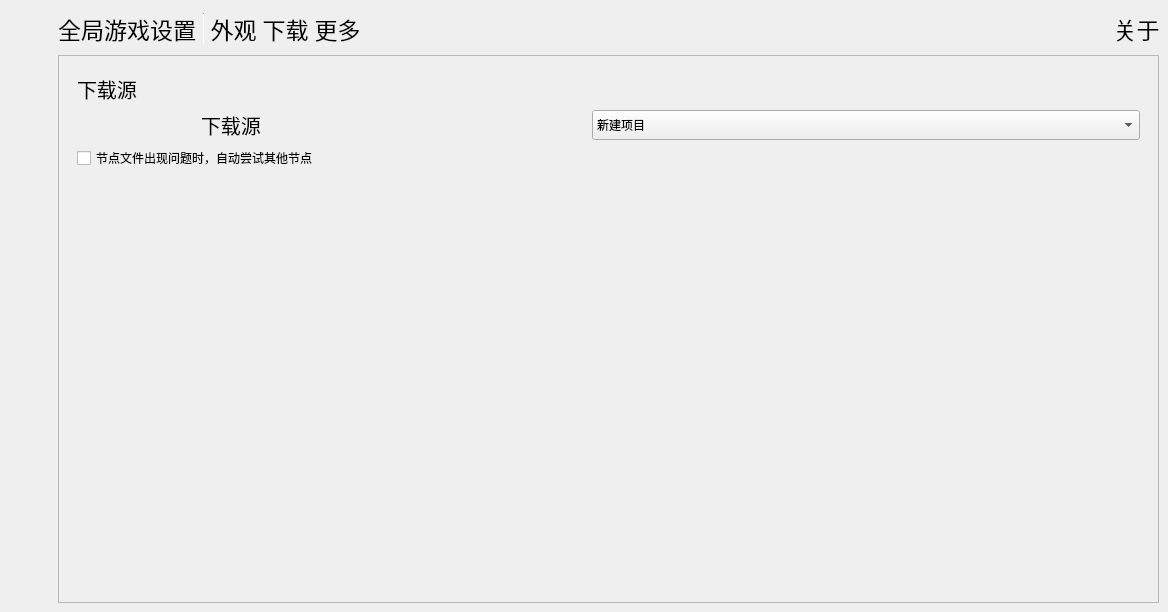
This is UI/MainWindow/MainWindow.ui in SkyWorldStudio/Minecraft-Optimal-Starter_3 as Qt 5 draws it before an edit. The edited form follows.
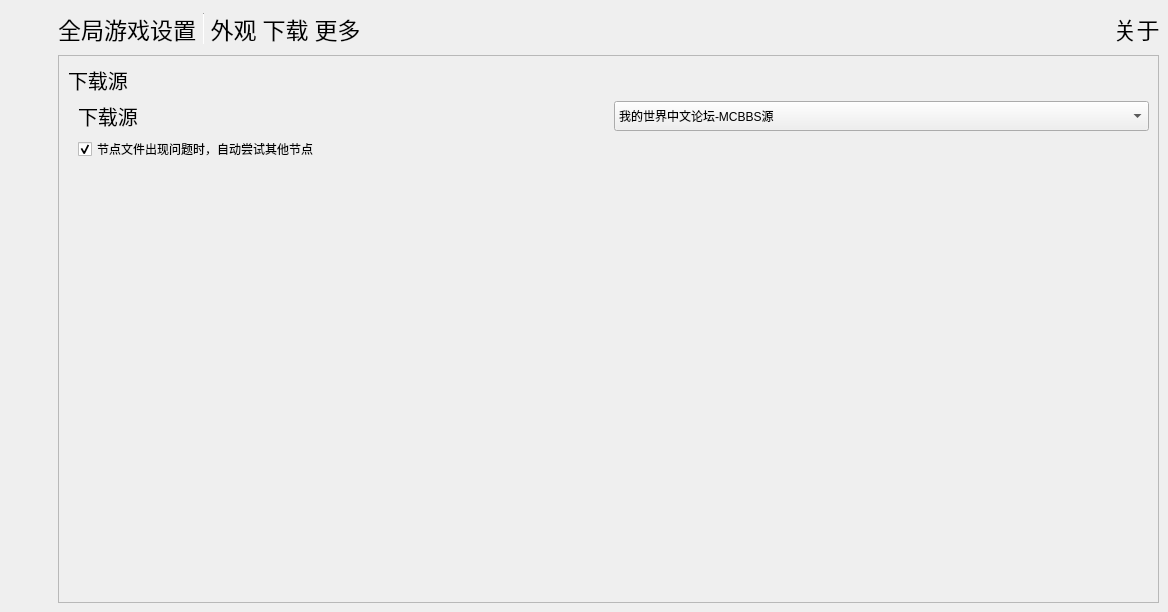
This is the edited form. The open tabs and pages were chosen to show the change. Icons and pictures are not drawn. Custom widgets are drawn as their Qt base class.

Commit message: 📝 :重新设计设置页面UI 100% 📝 :下载页面UI 30% 📝 :删除游戏 80%    ｜-----游戏文件夹列表100%    ｜-----游戏文件夹列表优化100%    ｜-----缓存上次在游戏列表中选择的游戏文件夹100%    ｜-----游戏列表70%       ｜-----游戏检测100%       ｜-----自定义控件 100%       ｜-----游戏种类检测 📝 :游戏管理页面UI 70% 📝 :游戏管理页面UI交互 20% 📝 :游戏管理页面UI 70%

The edit to the form file:
```diff
--- a/UI/MainWindow/MainWindow.ui
+++ b/UI/MainWindow/MainWindow.ui
@@ -3795,6 +3795,18 @@
                      </widget>
                      <widget class="QWidget" name="page_page_settings_download">
                       <layout class="QVBoxLayout" name="verticalLayout_15">
+                       <property name="leftMargin">
+                        <number>0</number>
+                       </property>
+                       <property name="topMargin">
+                        <number>0</number>
+                       </property>
+                       <property name="rightMargin">
+                        <number>0</number>
+                       </property>
+                       <property name="bottomMargin">
+                        <number>0</number>
+                       </property>
                        <item>
                         <widget class="QWidget" name="widget" native="true">
                          <layout class="QGridLayout" name="gridLayout_13">
@@ -3807,7 +3819,7 @@
                           <item row="2" column="1">
                            <widget class="QLabel" name="label_2">
                             <property name="sizePolicy">
-                             <sizepolicy hsizetype="Maximum" vsizetype="Preferred">
+                             <sizepolicy hsizetype="Minimum" vsizetype="Preferred">
                               <horstretch>0</horstretch>
                               <verstretch>0</verstretch>
                              </sizepolicy>
@@ -3850,13 +3862,6 @@
                             </property>
                            </widget>
                           </item>
-                          <item row="3" column="0" colspan="2">
-                           <widget class="QCheckBox" name="checkBox">
-                            <property name="text">
-                             <string>节点文件出现问题时，自动尝试其他节点</string>
-                            </property>
-                           </widget>
-                          </item>
                           <item row="2" column="3" colspan="2">
                            <widget class="QComboBox" name="comboBox">
                             <property name="minimumSize">
@@ -3867,7 +3872,7 @@
                             </property>
                             <item>
                              <property name="text">
-                              <string>新建项目</string>
+                              <string>我的世界中文论坛-MCBBS源</string>
                              </property>
                             </item>
                             <item>
@@ -3882,6 +3887,16 @@
                             </item>
                            </widget>
                           </item>
+                          <item row="3" column="1" colspan="2">
+                           <widget class="QCheckBox" name="checkBox_page_settings_download_exceptionHandling">
+                            <property name="text">
+                             <string>节点文件出现问题时，自动尝试其他节点</string>
+                            </property>
+                            <property name="checked">
+                             <bool>true</bool>
+                            </property>
+                           </widget>
+                          </item>
                          </layout>
                         </widget>
                        </item>
```
Left out of the diff: 60 changed lines with no effect on the pictures. The commit also changes 7 other files.
